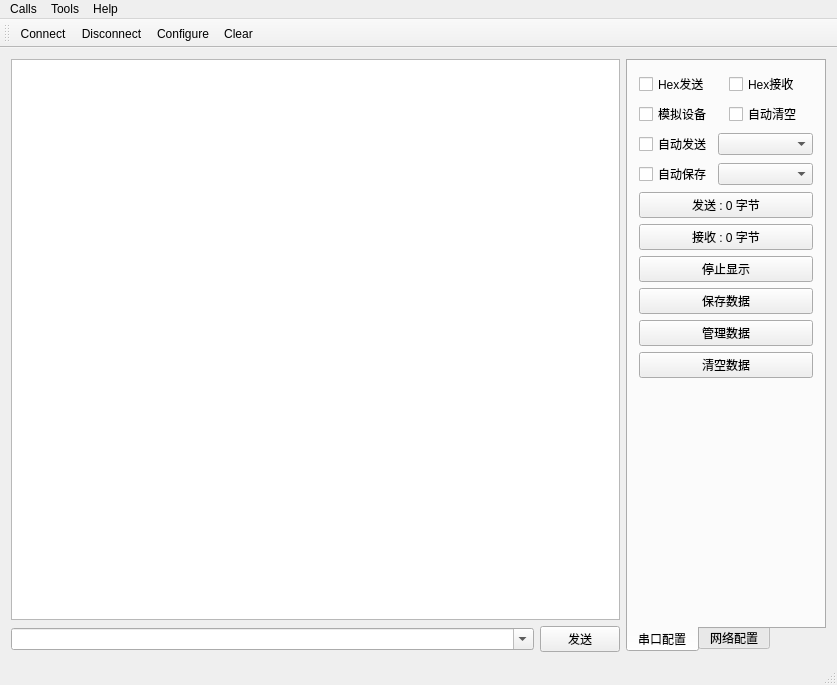
jbyyy/myHelper, file mainwindow.ui: the form before one commit.
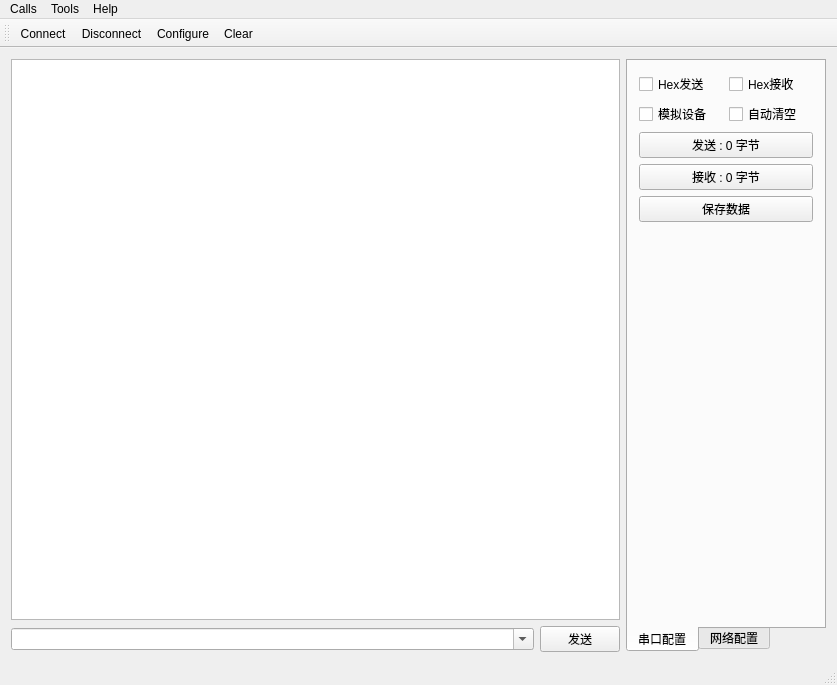
The form after the commit. Icons and pictures are not drawn.

```diff
--- a/mainwindow.ui
+++ b/mainwindow.ui
@@ -97,86 +97,27 @@
             </widget>
            </item>
            <item row="2" column="0" colspan="2">
-            <layout class="QGridLayout" name="gridLayout_4">
-             <item row="0" column="0">
-              <widget class="QCheckBox" name="ckAutoSend">
-               <property name="text">
-                <string>自动发送</string>
-               </property>
-              </widget>
-             </item>
-             <item row="0" column="1">
-              <widget class="QComboBox" name="cboxSendInterval">
-               <property name="sizePolicy">
-                <sizepolicy hsizetype="Expanding" vsizetype="Fixed">
-                 <horstretch>0</horstretch>
-                 <verstretch>0</verstretch>
-                </sizepolicy>
-               </property>
-              </widget>
-             </item>
-             <item row="1" column="0">
-              <widget class="QCheckBox" name="ckAutoSave">
-               <property name="text">
-                <string>自动保存</string>
-               </property>
-              </widget>
-             </item>
-             <item row="1" column="1">
-              <widget class="QComboBox" name="cboxSaveInterval">
-               <property name="sizePolicy">
-                <sizepolicy hsizetype="Expanding" vsizetype="Fixed">
-                 <horstretch>0</horstretch>
-                 <verstretch>0</verstretch>
-                </sizepolicy>
-               </property>
-              </widget>
-             </item>
-            </layout>
-           </item>
-           <item row="3" column="0" colspan="2">
             <widget class="QPushButton" name="btnSendCount">
              <property name="text">
               <string>发送 : 0 字节</string>
              </property>
             </widget>
            </item>
-           <item row="4" column="0" colspan="2">
+           <item row="3" column="0" colspan="2">
             <widget class="QPushButton" name="btnReceiveCount">
              <property name="text">
               <string>接收 : 0 字节</string>
              </property>
             </widget>
            </item>
-           <item row="5" column="0" colspan="2">
-            <widget class="QPushButton" name="btnStopShow">
-             <property name="text">
-              <string>停止显示</string>
-             </property>
-            </widget>
-           </item>
-           <item row="6" column="0" colspan="2">
+           <item row="4" column="0" colspan="2">
             <widget class="QPushButton" name="btnSave">
              <property name="text">
               <string>保存数据</string>
              </property>
             </widget>
            </item>
-           <item row="7" column="0" colspan="2">
-            <widget class="QPushButton" name="btnData">
-             <property name="text">
-              <string>管理数据</string>
-             </property>
-            </widget>
-           </item>
-           <item row="8" column="0" colspan="2">
-            <widget class="QPushButton" name="btnClear">
-             <property name="text">
-              <string>清空数据</string>
-             </property>
-            </widget>
-           </item>
-           <item row="9" column="0" colspan="2">
+           <item row="5" column="0" colspan="2">
             <spacer name="verticalSpacer">
              <property name="orientation">
               <enum>Qt::Vertical</enum>
```
Left out of the diff: 14 changed lines with no effect on the pictures.
